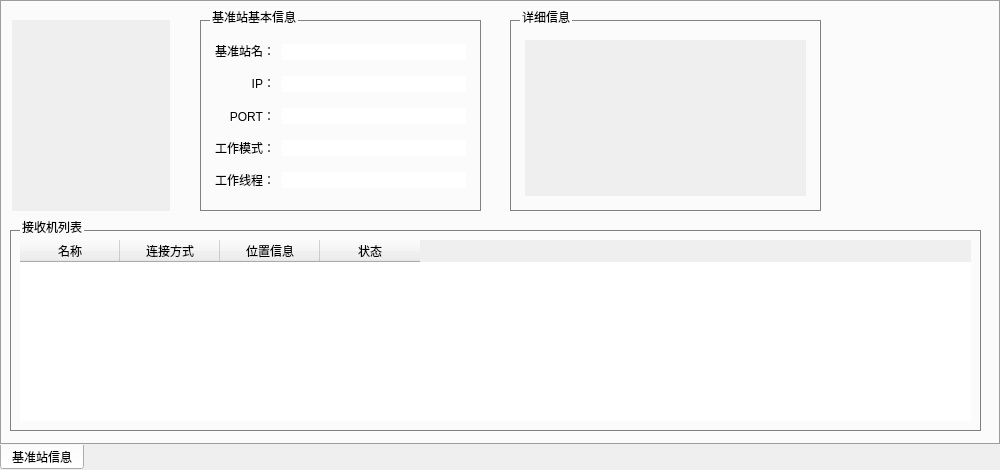
Qt form widget/stationinfo_widget.ui (yanghang8612/SMAMMainUI) before a commit.
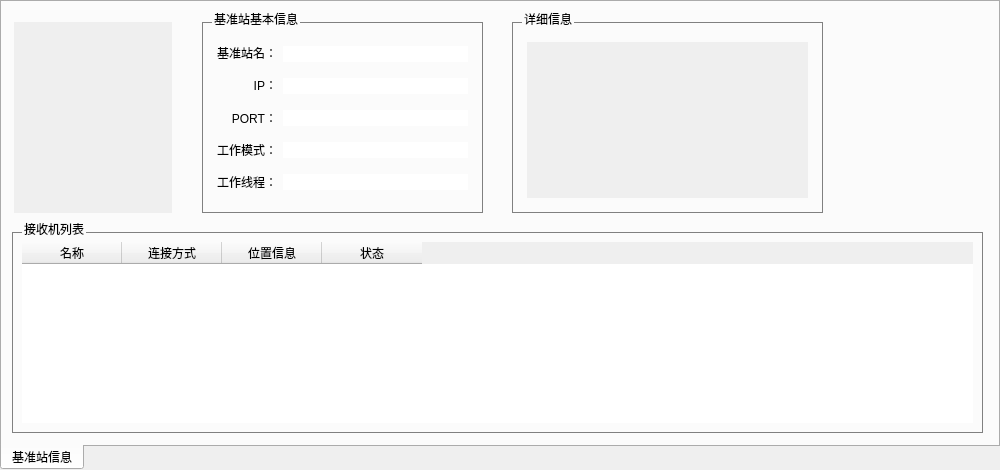
The same form after that commit.

Diff of the .ui file:
```diff
--- a/widget/stationinfo_widget.ui
+++ b/widget/stationinfo_widget.ui
@@ -22,9 +22,7 @@
    <string>TabWidget</string>
   </property>
   <property name="styleSheet">
-   <string notr="true">QTabWidget::pane{
-	background-color: rgb(220, 220, 220);
-}
+   <string notr="true">
 *{
   font: 12px;
 }
```
